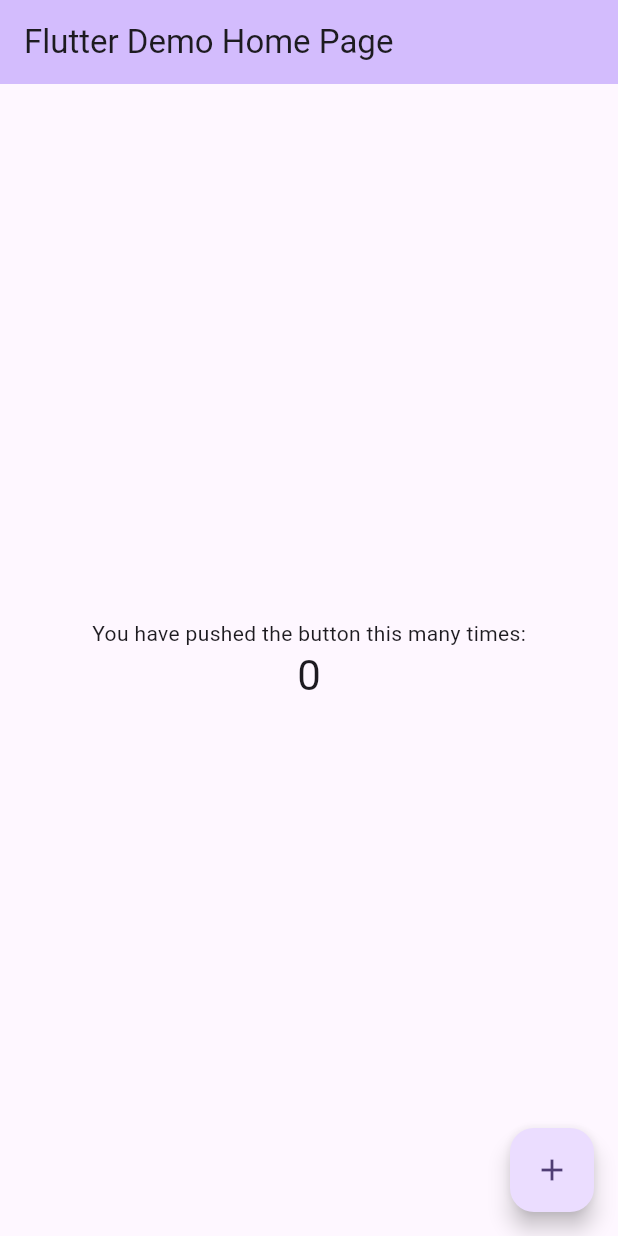
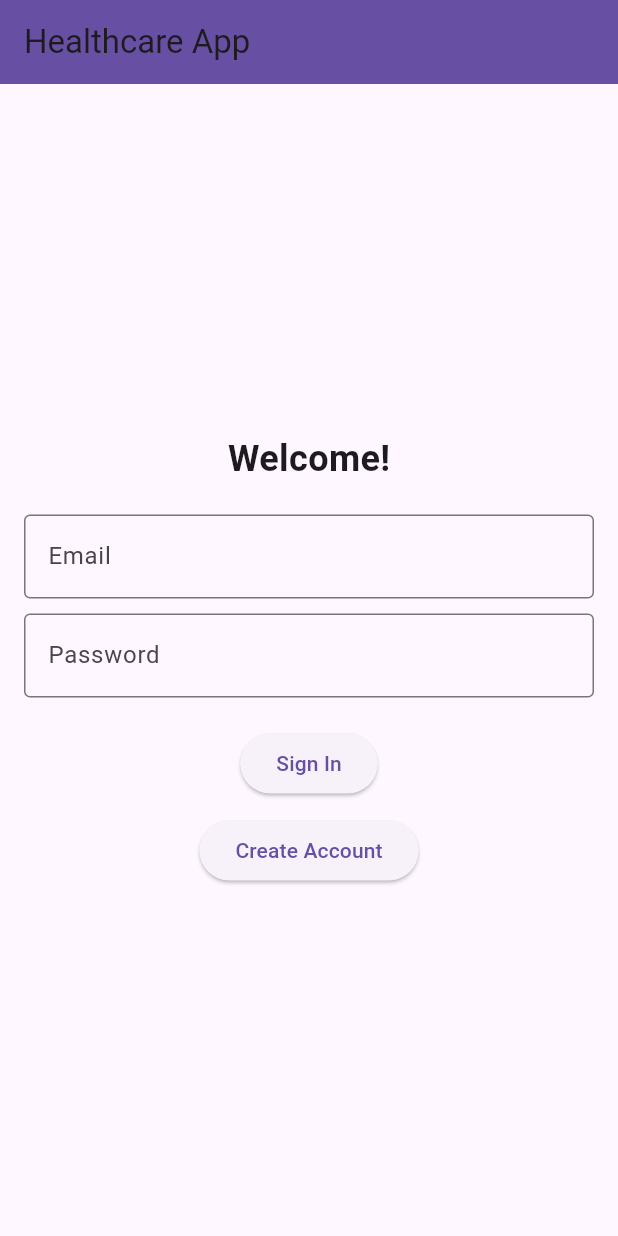
Before and after one commit to RishikNatra/Appie, a Flutter app: the screen it shows after launch, on a phone screen of 412 x 824 dp. Run offline on Flutter 3.47's test engine with Material 3 defaults, Android fonts, the phone set to English and light mode, and no system bars; our stand-ins replace firebase_auth, firebase_core; accounts and stored records are empty.

Commit message:
feat: Add basic user authentication UI and dependencies

```diff
--- a/lib/main.dart
+++ b/lib/main.dart
@@ -1,125 +1,28 @@
 import 'package:flutter/material.dart';
+import 'package:firebase_core/firebase_core.dart';
+import 'firebase_options.dart';
+import 'screens/login_screen.dart'; // Import the new screen
 
-void main() {
+void main() async {
+  WidgetsFlutterBinding.ensureInitialized();
+  await Firebase.initializeApp(
+    options: DefaultFirebaseOptions.currentPlatform,
+  );
   runApp(const MyApp());
 }
 
 class MyApp extends StatelessWidget {
   const MyApp({super.key});
 
-  // This widget is the root of your application.
   @override
   Widget build(BuildContext context) {
     return MaterialApp(
-      title: 'Flutter Demo',
+      title: 'Healthcare App',
       theme: ThemeData(
-        // This is the theme of your application.
-        //
-        // TRY THIS: Try running your application with "flutter run". You'll see
-        // the application has a purple toolbar. Then, without quitting the app,
-        // try changing the seedColor in the colorScheme below to Colors.green
-        // and then invoke "hot reload" (save your changes or press the "hot
-        // reload" button in a Flutter-supported IDE, or press "r" if you used
-        // the command line to start the app).
-        //
-        // Notice that the counter didn't reset back to zero; the application
-        // state is not lost during the reload. To reset the state, use hot
-        // restart instead.
-        //
-        // This works for code too, not just values: Most code changes can be
-        // tested with just a hot reload.
-        colorScheme: ColorScheme.fromSeed(seedColor: Colors.deepPurple),
+        primarySwatch: Colors.blue,
         useMaterial3: true,
       ),
-      home: const MyHomePage(title: 'Flutter Demo Home Page'),
+      home: const LoginScreen(), // Set the LoginScreen as the home page
     );
   }
 }
-
-class MyHomePage extends StatefulWidget {
-  const MyHomePage({super.key, required this.title});
-
-  // This widget is the home page of your application. It is stateful, meaning
-  // that it has a State object (defined below) that contains fields that affect
-  // how it looks.
-
-  // This class is the configuration for the state. It holds the values (in this
-  // case the title) provided by the parent (in this case the App widget) and
-  // used by the build method of the State. Fields in a Widget subclass are
-  // always marked "final".
-
-  final String title;
-
-  @override
-  State<MyHomePage> createState() => _MyHomePageState();
-}
-
-class _MyHomePageState extends State<MyHomePage> {
-  int _counter = 0;
-
-  void _incrementCounter() {
-    setState(() {
-      // This call to setState tells the Flutter framework that something has
-      // changed in this State, which causes it to rerun the build method below
-      // so that the display can reflect the updated values. If we changed
-      // _counter without calling setState(), then the build method would not be
-      // called again, and so nothing would appear to happen.
-      _counter++;
-    });
-  }
-
-  @override
-  Widget build(BuildContext context) {
-    // This method is rerun every time setState is called, for instance as done
-    // by the _incrementCounter method above.
-    //
-    // The Flutter framework has been optimized to make rerunning build methods
-    // fast, so that you can just rebuild anything that needs updating rather
-    // than having to individually change instances of widgets.
-    return Scaffold(
-      appBar: AppBar(
-        // TRY THIS: Try changing the color here to a specific color (to
-        // Colors.amber, perhaps?) and trigger a hot reload to see the AppBar
-        // change color while the other colors stay the same.
-        backgroundColor: Theme.of(context).colorScheme.inversePrimary,
-        // Here we take the value from the MyHomePage object that was created by
-        // the App.build method, and use it to set our appbar title.
-        title: Text(widget.title),
-      ),
-      body: Center(
-        // Center is a layout widget. It takes a single child and positions it
-        // in the middle of the parent.
-        child: Column(
-          // Column is also a layout widget. It takes a list of children and
-          // arranges them vertically. By default, it sizes itself to fit its
-          // children horizontally, and tries to be as tall as its parent.
-          //
-          // Column has various properties to control how it sizes itself and
-          // how it positions its children. Here we use mainAxisAlignment to
-          // center the children vertically; the main axis here is the vertical
-          // axis because Columns are vertical (the cross axis would be
-          // horizontal).
-          //
-          // TRY THIS: Invoke "debug painting" (choose the "Toggle Debug Paint"
-          // action in the IDE, or press "p" in the console), to see the
-          // wireframe for each widget.
-          mainAxisAlignment: MainAxisAlignment.center,
-          children: <Widget>[
-            const Text(
-              'You have pushed the button this many times:',
-            ),
-            Text(
-              '$_counter',
-              style: Theme.of(context).textTheme.headlineMedium,
-            ),
-          ],
-        ),
-      ),
-      floatingActionButton: FloatingActionButton(
-        onPressed: _incrementCounter,
-        tooltip: 'Increment',
-        child: const Icon(Icons.add),
-      ), // This trailing comma makes auto-formatting nicer for build methods.
-    );
-  }
-}
--- /dev/null
+++ b/lib/screens/login_screen.dart
@@ -0,0 +1,143 @@
+// Import Flutter's Material Design library
+import 'package:flutter/material.dart';
+
+// Import Firebase Authentication and Firebase Core
+import 'package:firebase_auth/firebase_auth.dart';
+import 'package:firebase_core/firebase_core.dart';
+import '../firebase_options.dart';
+
+// Create a stateful widget for the login screen
+class LoginScreen extends StatefulWidget {
+  const LoginScreen({super.key});
+
+  @override
+  State<LoginScreen> createState() => _LoginScreenState();
+}
+
+class _LoginScreenState extends State<LoginScreen> {
+  // Controllers to manage the text fields
+  final _emailController = TextEditingController();
+  final _passwordController = TextEditingController();
+
+  // Instance of Firebase Authentication
+  final _auth = FirebaseAuth.instance;
+
+  // Function to handle user sign-in
+  Future<void> _signIn() async {
+    try {
+      // Show a loading indicator
+      ScaffoldMessenger.of(context).showSnackBar(
+        const SnackBar(content: Text('Signing In...')),
+      );
+
+      // Sign in with email and password
+      await _auth.signInWithEmailAndPassword(
+        email: _emailController.text,
+        password: _passwordController.text,
+      );
+
+      // Navigate to the next screen (e.g., home screen) on success
+      ScaffoldMessenger.of(context).showSnackBar(
+        const SnackBar(content: Text('Sign-in Successful!')),
+      );
+      // You would add navigation here to your main app screen.
+    } on FirebaseAuthException catch (e) {
+      // Display an error message if sign-in fails
+      String errorMessage;
+      if (e.code == 'user-not-found') {
+        errorMessage = 'No user found for that email.';
+      } else if (e.code == 'wrong-password') {
+        errorMessage = 'Wrong password provided for that user.';
+      } else {
+        errorMessage = 'An error occurred: ${e.message}';
+      }
+      ScaffoldMessenger.of(context).showSnackBar(
+        SnackBar(content: Text(errorMessage)),
+      );
+    }
+  }
+
+  // Function to handle user registration
+  Future<void> _signUp() async {
+    try {
+      // Show a loading indicator
+      ScaffoldMessenger.of(context).showSnackBar(
+        const SnackBar(content: Text('Registering...')),
+      );
+
+      // Create a new user with email and password
+      await _auth.createUserWithEmailAndPassword(
+        email: _emailController.text,
+        password: _passwordController.text,
+      );
+
+      // Navigate to the next screen (or show success message)
+      ScaffoldMessenger.of(context).showSnackBar(
+        const SnackBar(content: Text('Registration Successful!')),
+      );
+    } on FirebaseAuthException catch (e) {
+      // Display an error message if registration fails
+      String errorMessage;
+      if (e.code == 'weak-password') {
+        errorMessage = 'The password provided is too weak.';
+      } else if (e.code == 'email-already-in-use') {
+        errorMessage = 'The account already exists for that email.';
+      } else {
+        errorMessage = 'An error occurred: ${e.message}';
+      }
+      ScaffoldMessenger.of(context).showSnackBar(
+        SnackBar(content: Text(errorMessage)),
+      );
+    }
+  }
+
+  @override
+  Widget build(BuildContext context) {
+    return Scaffold(
+      appBar: AppBar(
+        title: const Text('Healthcare App'),
+        backgroundColor: Theme.of(context).primaryColor,
+      ),
+      body: Padding(
+        padding: const EdgeInsets.all(16.0),
+        child: Column(
+          mainAxisAlignment: MainAxisAlignment.center,
+          children: <Widget>[
+            const Text(
+              'Welcome!',
+              style: TextStyle(fontSize: 24, fontWeight: FontWeight.bold),
+            ),
+            const SizedBox(height: 20),
+            TextField(
+              controller: _emailController,
+              decoration: const InputDecoration(
+                labelText: 'Email',
+                border: OutlineInputBorder(),
+              ),
+              keyboardType: TextInputType.emailAddress,
+            ),
+            const SizedBox(height: 10),
+            TextField(
+              controller: _passwordController,
+              decoration: const InputDecoration(
+                labelText: 'Password',
+                border: OutlineInputBorder(),
+              ),
+              obscureText: true,
+            ),
+            const SizedBox(height: 20),
+            ElevatedButton(
+              onPressed: _signIn,
+              child: const Text('Sign In'),
+            ),
+            const SizedBox(height: 10),
+            ElevatedButton(
+              onPressed: _signUp,
+              child: const Text('Create Account'),
+            ),
+          ],
+        ),
+      ),
+    );
+  }
+}
```
Also changed, not shown: pubspec.yaml (+5 -2 lines), pubspec.lock, 4 other files.
